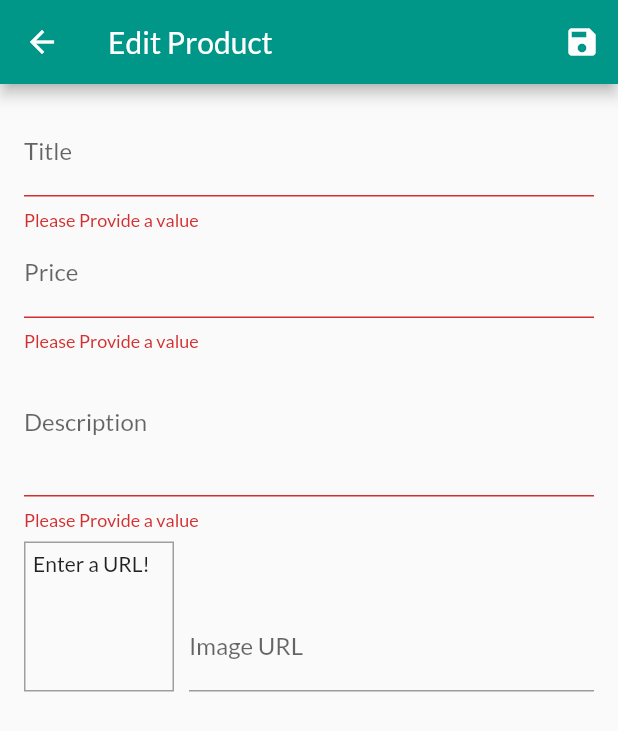
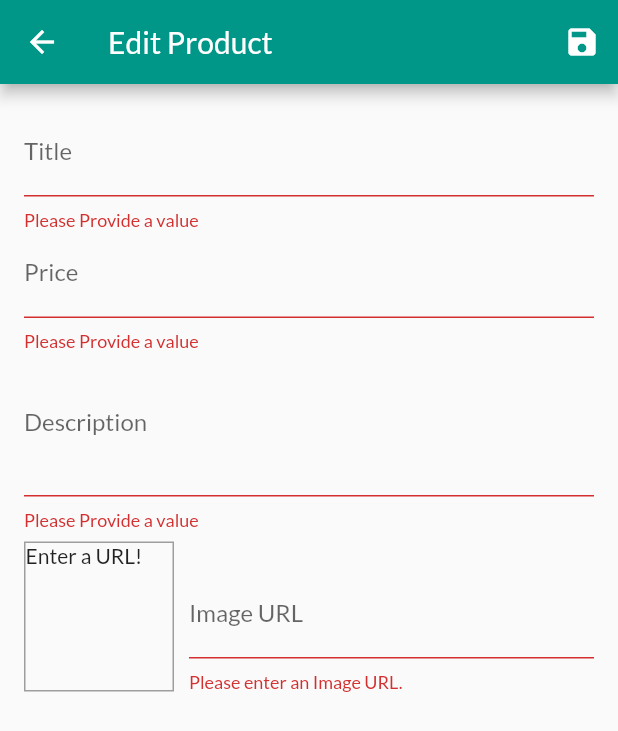
Before and after one commit to gautam56863/YourStore, a Flutter app: the EditProduct screen opened by its route, after a tap on the "save" icon, on a phone screen of 412 x 824 dp. Shown: the top 731 px of the screen. Run offline on Flutter 3.47's test engine with Material 2 defaults, Android fonts, the phone set to English and light mode, and no system bars; our stand-ins replace badges; network calls fail.

Commit message:
Second Part Of App Completed

```diff
--- a/lib/screens/edit_product_screen.dart
+++ b/lib/screens/edit_product_screen.dart
@@ -1,5 +1,8 @@
 import 'package:flutter/material.dart';
+import 'package:provider/provider.dart';
+
 import '../provider/product.dart';
+import '../provider/products.dart';
 
 class EditProduct extends StatefulWidget {
   static const routeName = '/edit-product';
@@ -13,6 +16,13 @@ class _EditProductState extends State<EditProduct> {
   final _imgUrlController = TextEditingController();
   final _imgUrlFocusNode = FocusNode();
   final _form = GlobalKey<FormState>();
+  bool _isInit = true;
+  var _inItValues = {
+    'title': '',
+    'price': '',
+    'description': '',
+    'imgUrl': '',
+  };
   var _edittedProduct = Product(
     id: null,
     title: '',
@@ -20,6 +30,28 @@ class _EditProductState extends State<EditProduct> {
     price: 0,
     imageUrl: '',
   );
+
+  @override
+  void didChangeDependencies() {
+    if (_isInit) {
+      final prodId = ModalRoute.of(context).settings.arguments as String;
+
+      if (prodId != null) {
+        _edittedProduct =
+            Provider.of<Products>(context, listen: false).findbyId(prodId);
+        _inItValues = {
+          'title': _edittedProduct.title,
+          'price': _edittedProduct.price.toString(),
+          'description': _edittedProduct.description,
+          // 'imgUrl': _edittedProduct.imageUrl,
+          'imgUrl': '',
+        };
+        _imgUrlController.text = _edittedProduct.imageUrl;
+      }
+    }
+    _isInit = false;
+    super.didChangeDependencies();
+  }
 
   @override
   void initState() {
@@ -39,6 +71,11 @@ class _EditProductState extends State<EditProduct> {
 
   void _updateImageUrl() {
     if (!_imgUrlFocusNode.hasFocus) {
+      if ((!_imgUrlController.text.startsWith('http') &&
+              !_imgUrlController.text.startsWith('https')) ||
+          (!_imgUrlController.text.endsWith('.jpg') &&
+              !_imgUrlController.text.endsWith('.png') &&
+              !_imgUrlController.text.endsWith('.jpeg'))) return;
       setState(() {});
     }
   }
@@ -49,11 +86,13 @@ class _EditProductState extends State<EditProduct> {
       return;
     }
     _form.currentState.save();
-    print(_edittedProduct.title);
-    print(_edittedProduct.price);
-    print(_edittedProduct.description);
-    print(_edittedProduct.imageUrl);
-    print(_edittedProduct.isFavorite);
+    if (_edittedProduct.id != null) {
+      Provider.of<Products>(context, listen: false)
+          .updateProduct(_edittedProduct.id, _edittedProduct);
+    } else {
+      Provider.of<Products>(context, listen: false).addProduct(_edittedProduct);
+    }
+    Navigator.of(context).pop();
   }
 
   @override
@@ -77,6 +116,7 @@ class _EditProductState extends State<EditProduct> {
           child: ListView(
             children: [
               TextFormField(
+                initialValue: _inItValues['title'],
                 decoration: InputDecoration(labelText: 'Title'),
                 textInputAction: TextInputAction.next,
                 onFieldSubmitted: (_) {
@@ -88,7 +128,8 @@ class _EditProductState extends State<EditProduct> {
                 },
                 onSaved: (value) {
                   _edittedProduct = Product(
-                    id: null,
+                    id: _edittedProduct.id,
+                    isFavorite: _edittedProduct.isFavorite,
                     title: value,
                     description: _edittedProduct.description,
                     price: _edittedProduct.price,
@@ -97,6 +138,7 @@ class _EditProductState extends State<EditProduct> {
                 },
               ),
               TextFormField(
+                initialValue: _inItValues['price'],
                 decoration: InputDecoration(labelText: 'Price'),
                 textInputAction: TextInputAction.next,
                 keyboardType: TextInputType.number,
@@ -116,7 +158,8 @@ class _EditProductState extends State<EditProduct> {
                 },
                 onSaved: (value) {
                   _edittedProduct = Product(
-                    id: null,
+                    id: _edittedProduct.id,
+                    isFavorite: _edittedProduct.isFavorite,
                     title: _edittedProduct.title,
                     description: _edittedProduct.description,
                     price: double.parse(value),
@@ -125,6 +168,7 @@ class _EditProductState extends State<EditProduct> {
                 },
               ),
               TextFormField(
+                initialValue: _inItValues['description'],
                 decoration: InputDecoration(labelText: 'Description'),
                 maxLines: 3,
                 keyboardType: TextInputType.multiline,
@@ -137,7 +181,8 @@ class _EditProductState extends State<EditProduct> {
                 },
                 onSaved: (value) {
                   _edittedProduct = Product(
-                    id: null,
+                    id: _edittedProduct.id,
+                    isFavorite: _edittedProduct.isFavorite,
                     title: _edittedProduct.title,
                     description: value,
                     price: _edittedProduct.price,
@@ -149,7 +194,7 @@ class _EditProductState extends State<EditProduct> {
                 crossAxisAlignment: CrossAxisAlignment.end,
                 children: [
                   Container(
-                    padding: EdgeInsetsDirectional.all(5.0),
+                    // padding: EdgeInsetsDirectional.all(5.0),
                     width: 100,
                     height: 100,
                     margin: const EdgeInsetsDirectional.only(
@@ -182,9 +227,24 @@ class _EditProductState extends State<EditProduct> {
                       onFieldSubmitted: (_) {
                         _saveForm();
                       },
+                      validator: (value) {
+                        if (value.isEmpty) {
+                          return 'Please enter an Image URL.';
+                        }
+                        if (!value.startsWith('http') &&
+                            !value.startsWith('https'))
+                          return 'Please enter a Valid URL.';
+
+                        if (!value.endsWith('.jpg') &&
+                            !value.endsWith('.png') &&
+                            !value.endsWith('.jpeg'))
+                          return 'Please enter a Valid image URL.';
+                        return null;
+                      },
                       onSaved: (value) {
                         _edittedProduct = Product(
-                          id: null,
+                          id: _edittedProduct.id,
+                          isFavorite: _edittedProduct.isFavorite,
                           title: _edittedProduct.title,
                           description: _edittedProduct.description,
                           price: _edittedProduct.price,
--- a/lib/screens/user_products_screen.dart
+++ b/lib/screens/user_products_screen.dart
@@ -31,6 +31,7 @@ class UserProducts extends StatelessWidget {
           itemBuilder: (ctx, i) => Column(
             children: [
               UserProduct(
+                productsData.items[i].id,
                 productsData.items[i].title,
                 productsData.items[i].imageUrl,
               ),
```
Also changed, not shown: lib/provider/products.dart (+23 -2 lines), lib/widget/user_product_item.dart (+13 -3 lines).
